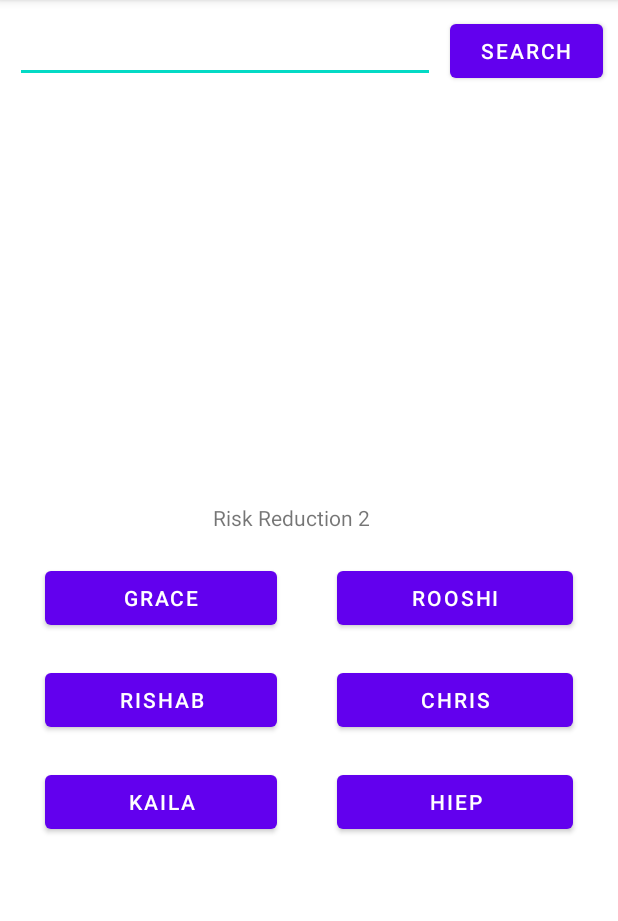
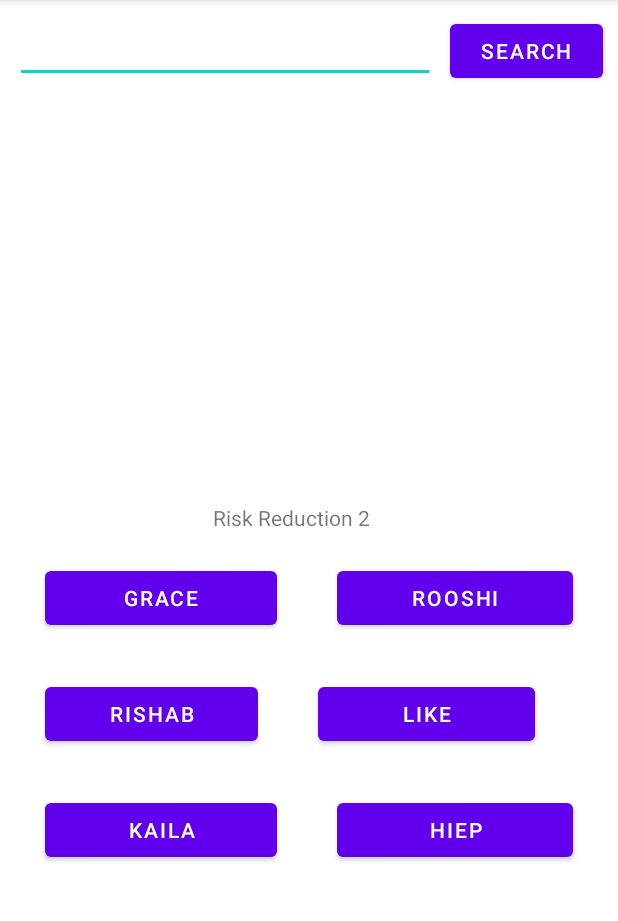
Before and after one commit to PodcastSeniorDesign/everything, an Android app: the screen it shows after launch (MainActivity), on a phone screen of 412 x 824 dp, the part 84-1005 px from its top. Run offline under Robolectric (Android 15) with nearby library versions, the phone set to English and light mode, and no system bars; our stand-ins replace Firebase (no records; nobody signed in at launch, a user with empty details on screens opened directly), Volley; libraries missing offline, so code that uses them is left out: com.firebase.ui.

Commit message:
Update activity_main.xml

```diff
--- a/app/src/main/res/layout/activity_main.xml
+++ b/app/src/main/res/layout/activity_main.xml
@@ -125,13 +125,24 @@
                         android:text="Rishab" />
 
                     <Button
-                        android:id="@+id/chris"
+                        android:id="@+id/Like"
                         android:layout_width="wrap_content"
                         android:layout_height="wrap_content"
                         android:layout_weight="1"
                         android:layout_marginLeft="20dp"
                         android:layout_marginRight="20dp"
-                        android:text="Chris"/>
+                        android:onClick="Like"
+                        android:text="Like"/>
+
+                    <TextView
+                        android:layout_width="wrap_content"
+                        android:layout_height="wrap_content"
+                        android:text = "Like"
+                        android:id = "@+id/LikeCount"
+                        android:layout_alignParentTop="true"
+                        android:layout_centerhorizontal="true"
+                        android:layout_marginTop="47dp" />
+
 
                 </TableRow>
 
```
